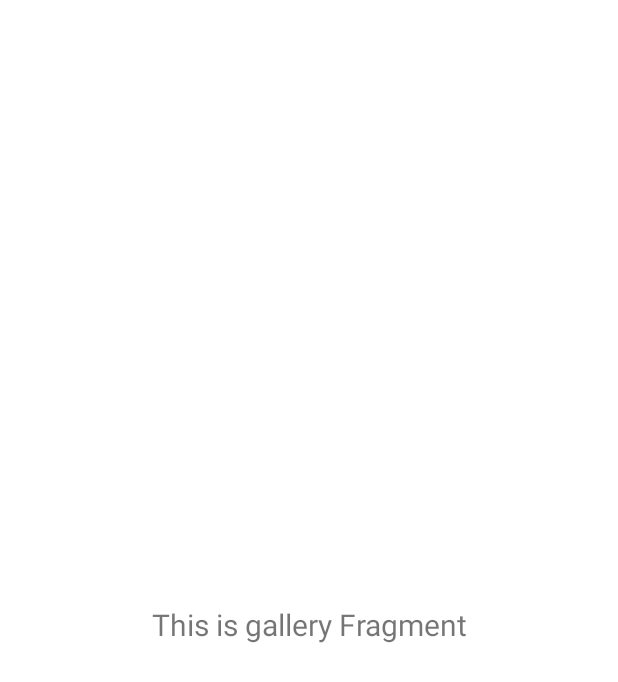
After one commit to zeokav/InstaCare, an Android app: the fragment GalleryFragment shown on its own in the app's theme, on a phone screen of 412 x 824 dp. The commit adds this screen. Shown: the top 682 px of the screen. Run offline under Robolectric (Android 15) with nearby library versions, the phone set to English and light mode, and no system bars.

Commit message:
Added Frontend and UI screen

```diff
--- a/InstaCarePlus/app/src/main/java/edu/gatech/instacareplus/data/LoginDataSource.kt
+++ b/InstaCarePlus/app/src/main/java/edu/gatech/instacareplus/data/LoginDataSource.kt
@@ -11,7 +11,7 @@ class LoginDataSource {
     fun login(username: String, password: String): Result<LoggedInUser> {
         try {
             // TODO: handle loggedInUser authentication
-            val fakeUser = LoggedInUser(java.util.UUID.randomUUID().toString(), "Jane Doe")
+            val fakeUser = LoggedInUser(java.util.UUID.randomUUID().toString(), username)
             return Result.Success(fakeUser)
         } catch (e: Throwable) {
             return Result.Error(IOException("Error logging in", e))
--- /dev/null
+++ b/InstaCarePlus/app/src/main/java/edu/gatech/instacareplus/ui/login/ui/gallery/GalleryFragment.kt
@@ -0,0 +1,41 @@
+package edu.gatech.instacareplus.ui.login.ui.gallery
+
+import android.os.Bundle
+import android.view.LayoutInflater
+import android.view.View
+import android.view.ViewGroup
+import android.widget.TextView
+import androidx.fragment.app.Fragment
+import androidx.lifecycle.ViewModelProvider
+import edu.gatech.instacareplus.databinding.FragmentGalleryBinding
+
+class GalleryFragment : Fragment() {
+
+private var _binding: FragmentGalleryBinding? = null
+  // This property is only valid between onCreateView and
+  // onDestroyView.
+  private val binding get() = _binding!!
+
+  override fun onCreateView(
+    inflater: LayoutInflater,
+    container: ViewGroup?,
+    savedInstanceState: Bundle?
+  ): View {
+    val galleryViewModel =
+            ViewModelProvider(this).get(GalleryViewModel::class.java)
+
+    _binding = FragmentGalleryBinding.inflate(inflater, container, false)
+    val root: View = binding.root
+
+    val textView: TextView = binding.textGallery
+    galleryViewModel.text.observe(viewLifecycleOwner) {
+      textView.text = it
+    }
+    return root
+  }
+
+override fun onDestroyView() {
+        super.onDestroyView()
+        _binding = null
+    }
+}
--- /dev/null
+++ b/InstaCarePlus/app/src/main/java/edu/gatech/instacareplus/ui/login/ui/gallery/GalleryViewModel.kt
@@ -0,0 +1,13 @@
+package edu.gatech.instacareplus.ui.login.ui.gallery
+
+import androidx.lifecycle.LiveData
+import androidx.lifecycle.MutableLiveData
+import androidx.lifecycle.ViewModel
+
+class GalleryViewModel : ViewModel() {
+
+    private val _text = MutableLiveData<String>().apply {
+        value = "This is gallery Fragment"
+    }
+    val text: LiveData<String> = _text
+}
--- /dev/null
+++ b/InstaCarePlus/app/src/main/res/layout/fragment_gallery.xml
@@ -0,0 +1,23 @@
+<?xml version="1.0" encoding="utf-8"?>
+<androidx.constraintlayout.widget.ConstraintLayout
+    xmlns:android="http://schemas.android.com/apk/res/android"
+    xmlns:app="http://schemas.android.com/apk/res-auto"
+    xmlns:tools="http://schemas.android.com/tools"
+    android:layout_width="match_parent"
+    android:layout_height="match_parent"
+    tools:context=".ui.login.ui.gallery.GalleryFragment" >
+
+    <TextView
+        android:id="@+id/text_gallery"
+        android:layout_width="match_parent"
+        android:layout_height="wrap_content"
+        android:layout_marginStart="8dp"
+        android:layout_marginTop="8dp"
+        android:layout_marginEnd="8dp"
+        android:textAlignment="center"
+        android:textSize="20sp"
+        app:layout_constraintEnd_toEndOf="parent"
+        app:layout_constraintStart_toStartOf="parent"
+        app:layout_constraintTop_toTopOf="parent"
+        app:layout_constraintBottom_toBottomOf="parent" />
+</androidx.constraintlayout.widget.ConstraintLayout>
```
Also changed, not shown: InstaCarePlus/app/src/main/java/edu/gatech/instacareplus/MainActivity.kt (added, +54 -0 lines), InstaCarePlus/app/src/main/java/edu/gatech/instacareplus/ui/login/ui/home/HomeFragment.kt (added, +41 -0 lines), InstaCarePlus/app/src/main/java/edu/gatech/instacareplus/ui/login/ui/home/HomeViewModel.kt (added, +13 -0 lines), InstaCarePlus/app/src/main/java/edu/gatech/instacareplus/ui/login/ui/slideshow/SlideshowFragment.kt (added, +41 -0 lines), InstaCarePlus/app/src/main/java/edu/gatech/instacareplus/ui/login/ui/slideshow/SlideshowViewModel.kt (added, +13 -0 lines), InstaCarePlus/app/src/main/res/drawable/ic_menu_camera.xml (added, +12 -0 lines), InstaCarePlus/app/src/main/res/drawable/ic_menu_gallery.xml (added, +9 -0 lines), InstaCarePlus/app/src/main/res/drawable/ic_menu_slideshow.xml (added, +9 -0 lines), InstaCarePlus/app/src/main/res/drawable/side_nav_bar.xml (added, +9 -0 lines), InstaCarePlus/app/src/main/res/layout/fragment_home.xml (added, +23 -0 lines), InstaCarePlus/app/src/main/res/layout/fragment_slideshow.xml (added, +23 -0 lines), InstaCarePlus/app/src/main/res/layout/nav_header_main.xml (added, +36 -0 lines), InstaCarePlus/app/src/main/res/menu/main.xml (added, +8 -0 lines), InstaCarePlus/app/src/main/res/navigation/mobile_navigation.xml (added, +25 -0 lines), 2 more files.
